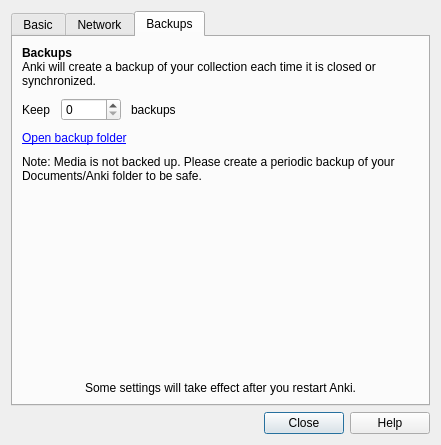
This is designer/preferences.ui in ankitects/anki as Qt 5 draws it before an edit. The edited form follows.
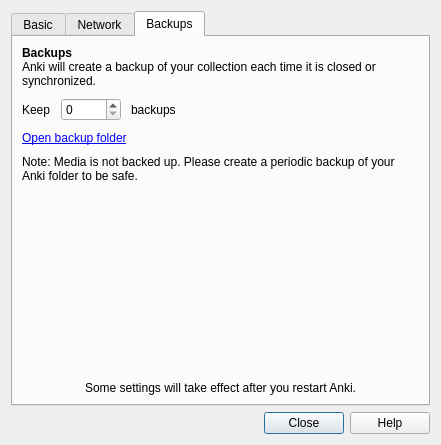
This is the edited form. The open tabs and pages were chosen to show the change.

Commit message: documents/anki

The edit to the form file:
```diff
--- a/designer/preferences.ui
+++ b/designer/preferences.ui
@@ -345,7 +345,7 @@
        <item>
         <widget class="QLabel" name="label_4">
          <property name="text">
-          <string>Note: Media is not backed up. Please create a periodic backup of your Documents/Anki folder to be safe.</string>
+          <string>Note: Media is not backed up. Please create a periodic backup of your Anki folder to be safe.</string>
          </property>
          <property name="wordWrap">
           <bool>true</bool>
```
